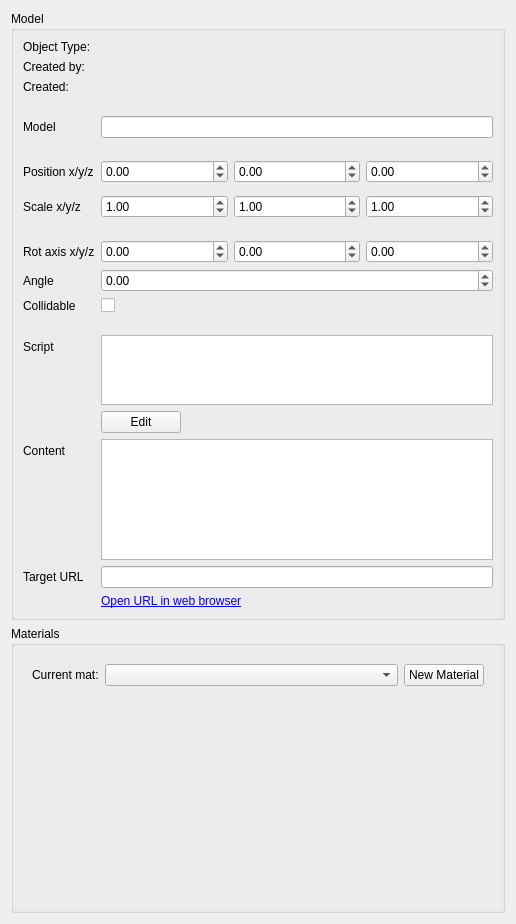
Qt form gui_client/ObjectEditor.ui (shipilovden/substrata-metasiberia) before a commit.
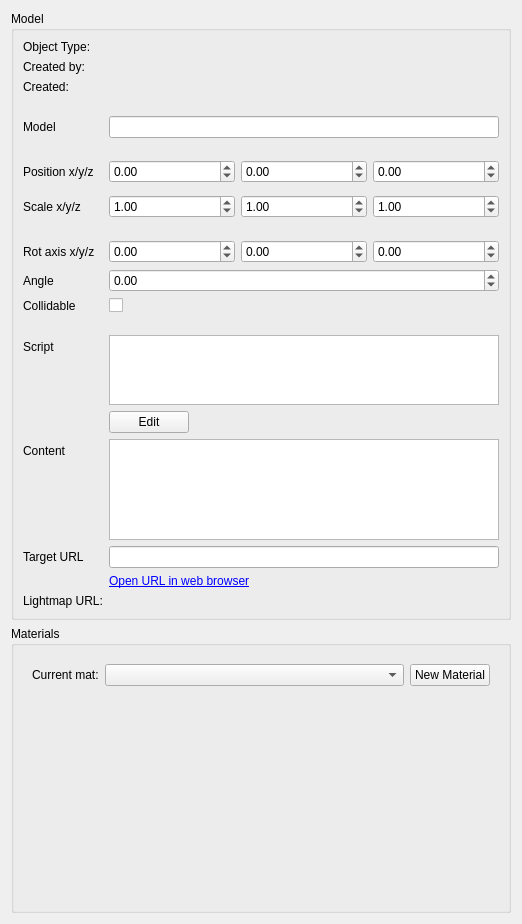
The same form after that commit. Custom widgets are drawn as their Qt base class.

Commit message: Showing lightmap URL in object editor.

Patch:
```diff
--- a/gui_client/ObjectEditor.ui
+++ b/gui_client/ObjectEditor.ui
@@ -6,7 +6,7 @@
    <rect>
     <x>0</x>
     <y>0</y>
-    <width>516</width>
+    <width>522</width>
     <height>924</height>
    </rect>
   </property>
@@ -481,6 +481,20 @@
         </property>
        </widget>
       </item>
+      <item row="19" column="0">
+       <widget class="QLabel" name="label_7">
+        <property name="text">
+         <string>Lightmap URL:</string>
+        </property>
+       </widget>
+      </item>
+      <item row="19" column="1">
+       <widget class="QLabel" name="lightmapURLLabel">
+        <property name="text">
+         <string/>
+        </property>
+       </widget>
+      </item>
      </layout>
     </widget>
    </item>
```
The commit also changes 1 other file.
